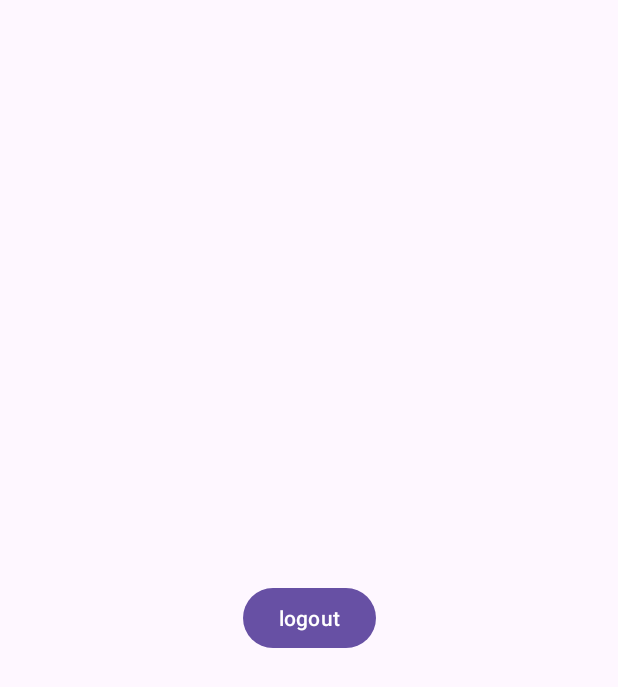
After one commit to Ttgame007/IdoProject, an Android app: the AiActivity screen opened directly, with no data from a screen before it, on a phone screen of 412 x 824 dp. The commit adds this screen. Shown: the top 687 px of the screen. Run offline under Robolectric (Android 15) with nearby library versions, the phone set to English and light mode, and no system bars.

Commit message:
Added log in and out system with shered prefrances and sqlite for saving multiple users and auto log in if user already has logged in or created account previously

```diff
--- a/app/src/main/AndroidManifest.xml
+++ b/app/src/main/AndroidManifest.xml
@@ -11,6 +11,9 @@
         android:roundIcon="@mipmap/ic_launcher_round"
         android:supportsRtl="true"
         android:theme="@style/Theme.Idoprojectapp">
+        <activity
+            android:name=".AiActivity"
+            android:exported="false" />
         <activity
             android:name=".SignUp"
             android:exported="false" />
--- /dev/null
+++ b/app/src/main/java/com/ido/idoprojectapp/AiActivity.java
@@ -0,0 +1,35 @@
+package com.ido.idoprojectapp;
+
+import android.os.Bundle;
+import android.widget.Button;
+
+import androidx.activity.EdgeToEdge;
+import androidx.appcompat.app.AppCompatActivity;
+import androidx.core.graphics.Insets;
+import androidx.core.view.ViewCompat;
+import androidx.core.view.WindowInsetsCompat;
+
+public class AiActivity extends AppCompatActivity {
+    Button logOut;
+
+    @Override
+    protected void onCreate(Bundle savedInstanceState) {
+        super.onCreate(savedInstanceState);
+        EdgeToEdge.enable(this);
+        setContentView(R.layout.activity_ai);
+
+        logOut = findViewById(R.id.button);
+
+        logOut.setOnClickListener(v -> {
+                    PrefsHelper prefs = new PrefsHelper(this);
+                    prefs.clearCardensials();
+                    finish();
+                });
+
+        ViewCompat.setOnApplyWindowInsetsListener(findViewById(R.id.main), (v, insets) -> {
+            Insets systemBars = insets.getInsets(WindowInsetsCompat.Type.systemBars());
+            v.setPadding(systemBars.left, systemBars.top, systemBars.right, systemBars.bottom);
+            return insets;
+        });
+    }
+}
--- a/app/src/main/java/com/ido/idoprojectapp/User.java
+++ b/app/src/main/java/com/ido/idoprojectapp/User.java
@@ -5,10 +5,14 @@ public class User {
     private String password;
     private String email;
 
-    public User(String username, String password, String email) {
+    public User(String username,  String email, String password) {
         this.username = username;
         this.password = password;
         this.email = email;
+    }
+    public User(String username,  String password) {
+        this.username = username;
+        this.password = password;
     }
 
     public String getUsername() {
--- /dev/null
+++ b/app/src/main/res/layout/activity_ai.xml
@@ -0,0 +1,19 @@
+<?xml version="1.0" encoding="utf-8"?>
+<androidx.constraintlayout.widget.ConstraintLayout xmlns:android="http://schemas.android.com/apk/res/android"
+    xmlns:app="http://schemas.android.com/apk/res-auto"
+    xmlns:tools="http://schemas.android.com/tools"
+    android:id="@+id/main"
+    android:layout_width="match_parent"
+    android:layout_height="match_parent"
+    tools:context=".AiActivity">
+
+    <Button
+        android:id="@+id/button"
+        android:layout_width="wrap_content"
+        android:layout_height="wrap_content"
+        android:text="logout"
+        app:layout_constraintBottom_toBottomOf="parent"
+        app:layout_constraintEnd_toEndOf="parent"
+        app:layout_constraintStart_toStartOf="parent"
+        app:layout_constraintTop_toTopOf="parent" />
+</androidx.constraintlayout.widget.ConstraintLayout>
```
Also changed, not shown: app/src/main/java/com/ido/idoprojectapp/HelperUserDB.java (+49 -7 lines), app/src/main/java/com/ido/idoprojectapp/MainActivity.java (+31 -3 lines), app/src/main/java/com/ido/idoprojectapp/PrefsHelper.java (added, +34 -0 lines), app/src/main/java/com/ido/idoprojectapp/SignUp.java (+14 -2 lines).
